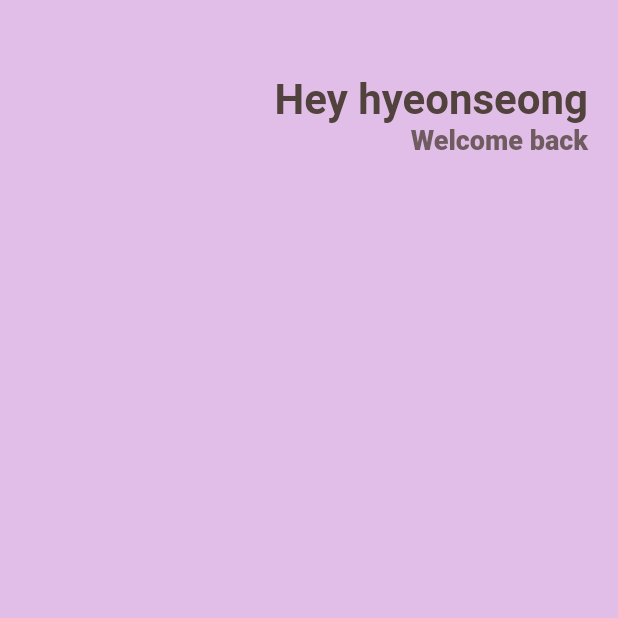
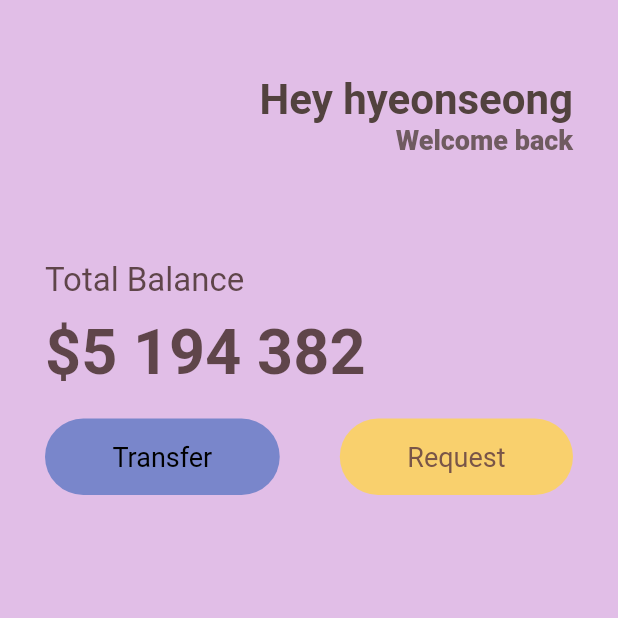
Before and after one commit to caprocoo/flutter-toonflix, a Flutter app: the screen it shows after launch, on a phone screen of 412 x 824 dp, the top half of it. Run offline on Flutter 3.47's test engine with Material 2 defaults, Android fonts, the phone set to English and light mode, and no system bars.

Commit message:
text & button 객체화

```diff
--- a/lib/main.dart
+++ b/lib/main.dart
@@ -1,4 +1,5 @@
 import 'package:flutter/material.dart';
+import 'package:toonflix_flutter/widgets/button.dart';
 
 void main() {
   runApp(App());
@@ -11,10 +12,11 @@ class App extends StatelessWidget {
       home: Scaffold(
           backgroundColor: Colors.purple.shade100,
           body: Padding(
-            padding: EdgeInsets.symmetric(horizontal: 20),
+            padding: const EdgeInsets.symmetric(horizontal: 30),
             child: Column(
+              crossAxisAlignment: CrossAxisAlignment.start,
               children: [
-                SizedBox(
+                const SizedBox(
                   height: 50,
                 ),
                 Row(
@@ -23,7 +25,7 @@ class App extends StatelessWidget {
                     Column(
                       crossAxisAlignment: CrossAxisAlignment.end,
                       children: [
-                        Text(
+                        const Text(
                           'Hey hyeonseong',
                           style: TextStyle(
                             color: Color.fromARGB(255, 82, 66, 62),
@@ -34,16 +36,55 @@ class App extends StatelessWidget {
                         Text(
                           'Welcome back',
                           style: TextStyle(
-                            color: Color.fromARGB(255, 82, 66, 62)
+                            color: const Color.fromARGB(255, 82, 66, 62)
                                 .withOpacity(0.8),
                             fontSize: 18,
                             fontWeight: FontWeight.w800,
                           ),
                         ),
                       ],
-                    )
+                    ),
                   ],
-                )
+                ),
+                const SizedBox(
+                  height: 70,
+                ),
+                Text(
+                  'Total Balance',
+                  style: TextStyle(
+                    fontSize: 22,
+                    color: Colors.brown.shade900.withOpacity(0.8),
+                  ),
+                ),
+                const SizedBox(
+                  height: 10,
+                ),
+                Text(
+                  '\$5 194 382',
+                  style: TextStyle(
+                    fontSize: 42,
+                    fontWeight: FontWeight.w600,
+                    color: Colors.brown.shade900.withOpacity(0.8),
+                  ),
+                ),
+                const SizedBox(
+                  height: 20,
+                ),
+                Row(
+                  mainAxisAlignment: MainAxisAlignment.spaceBetween,
+                  children: [
+                    Button(
+                      text: 'Transfer',
+                      bgColor: Colors.indigo.shade300,
+                      textColor: Colors.black,
+                    ),
+                    Button(
+                      text: 'Request',
+                      bgColor: Colors.amber.shade300.withOpacity(0.8),
+                      textColor: Colors.brown,
+                    ),
+                  ],
+                ),
               ],
             ),
           )),
--- /dev/null
+++ b/lib/widgets/button.dart
@@ -0,0 +1,29 @@
+import 'package:flutter/material.dart';
+
+class Button extends StatelessWidget {
+  final String text;
+  final Color bgColor;
+  final Color textColor;
+  const Button(
+      {super.key,
+      required this.text,
+      required this.bgColor,
+      required this.textColor});
+  @override
+  Widget build(BuildContext context) {
+    return Container(
+      decoration: BoxDecoration(
+          color: bgColor, borderRadius: BorderRadius.circular(45)),
+      child: Padding(
+        padding: const EdgeInsets.symmetric(vertical: 15, horizontal: 45),
+        child: Text(
+          text,
+          style: TextStyle(
+            color: textColor,
+            fontSize: 18,
+          ),
+        ),
+      ),
+    );
+  }
+}
```
